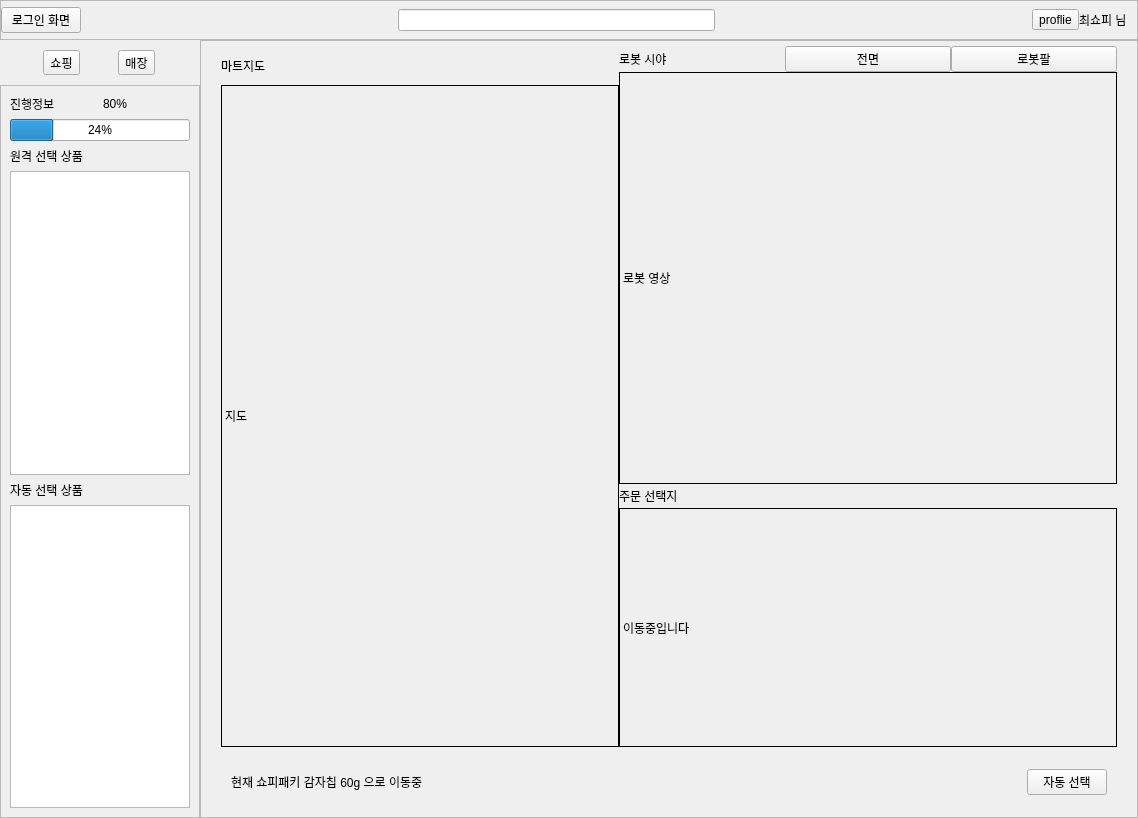
Old version of the form shopee_ros2/src/shopee_app/shopee_app/ui/layout_user.ui in the repository addinedu-roscamp-7th/roscamp-repo-1.
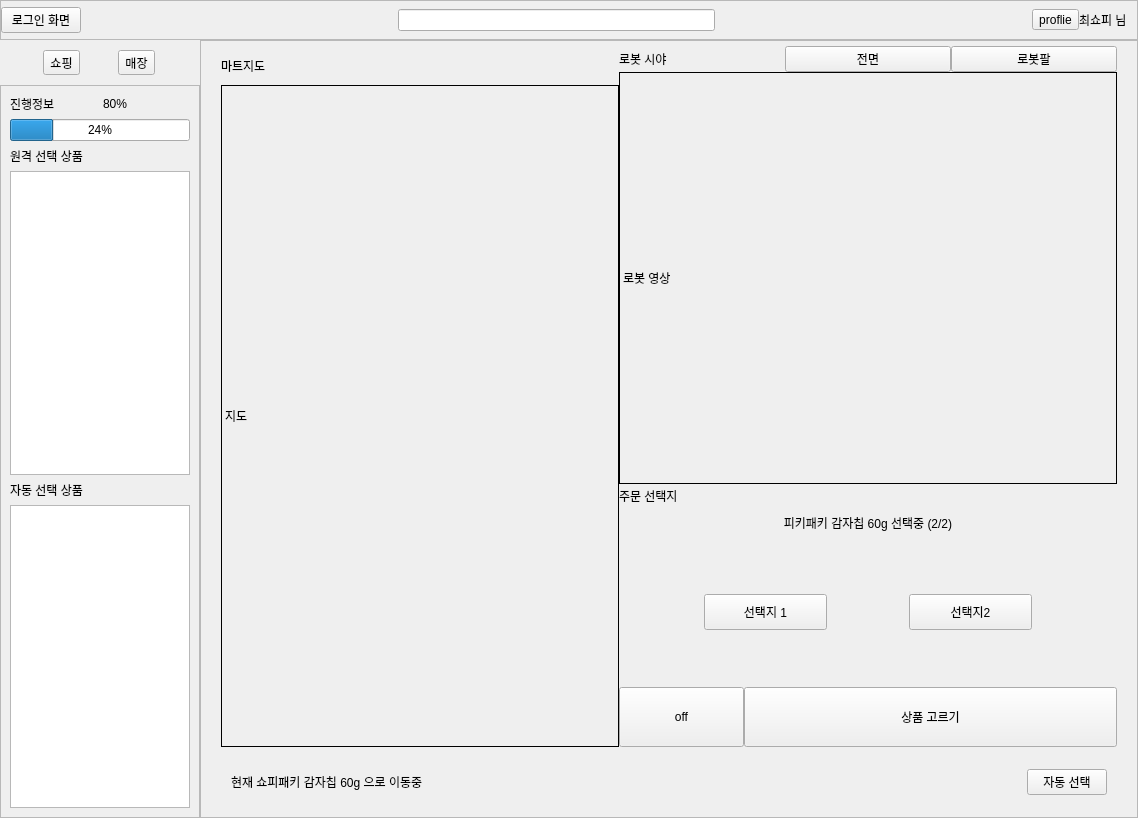
New version of the form. The open tabs and pages were chosen to show the change.

Commit message: [ShopeeApp] 주문선택지 목록 구현

```diff
--- a/shopee_ros2/src/shopee_app/shopee_app/ui/layout_user.ui
+++ b/shopee_ros2/src/shopee_app/shopee_app/ui/layout_user.ui
@@ -981,13 +981,137 @@
                        </widget>
                       </item>
                       <item>
-                       <widget class="QLabel" name="label_12">
-                        <property name="frameShape">
-                         <enum>QFrame::Box</enum>
+                       <widget class="QStackedWidget" name="stackedWidget">
+                        <property name="currentIndex">
+                         <number>1</number>
                         </property>
-                        <property name="text">
-                         <string>이동중입니다</string>
-                        </property>
+                        <widget class="QWidget" name="page_moving">
+                         <layout class="QVBoxLayout" name="verticalLayout_16">
+                          <item>
+                           <widget class="QLabel" name="label">
+                            <property name="text">
+                             <string>이동 중 입니다.</string>
+                            </property>
+                            <property name="alignment">
+                             <set>Qt::AlignCenter</set>
+                            </property>
+                           </widget>
+                          </item>
+                         </layout>
+                        </widget>
+                        <widget class="QWidget" name="page_select_product">
+                         <layout class="QVBoxLayout" name="verticalLayout_19" stretch="1,5,2">
+                          <property name="spacing">
+                           <number>0</number>
+                          </property>
+                          <property name="leftMargin">
+                           <number>0</number>
+                          </property>
+                          <property name="topMargin">
+                           <number>0</number>
+                          </property>
+                          <property name="rightMargin">
+                           <number>0</number>
+                          </property>
+                          <property name="bottomMargin">
+                           <number>0</number>
+                          </property>
+                          <item>
+                           <widget class="QLabel" name="label_7">
+                            <property name="text">
+                             <string>피키패키 감자칩 60g 선택중 (2/2)</string>
+                            </property>
+                            <property name="alignment">
+                             <set>Qt::AlignCenter</set>
+                            </property>
+                           </widget>
+                          </item>
+                          <item>
+                           <widget class="QWidget" name="widget_selection_container" native="true">
+                            <layout class="QGridLayout" name="grid_selection_buttons_2" columnstretch="1,1">
+                             <item row="0" column="0">
+                              <widget class="QPushButton" name="pushButton">
+                               <property name="enabled">
+                                <bool>true</bool>
+                               </property>
+                               <property name="sizePolicy">
+                                <sizepolicy hsizetype="Fixed" vsizetype="Fixed">
+                                 <horstretch>0</horstretch>
+                                 <verstretch>0</verstretch>
+                                </sizepolicy>
+                               </property>
+                               <property name="minimumSize">
+                                <size>
+                                 <width>123</width>
+                                 <height>36</height>
+                                </size>
+                               </property>
+                               <property name="text">
+                                <string>선택지 1</string>
+                               </property>
+                              </widget>
+                             </item>
+                             <item row="0" column="1">
+                              <widget class="QPushButton" name="pushButton_2">
+                               <property name="sizePolicy">
+                                <sizepolicy hsizetype="Fixed" vsizetype="Fixed">
+                                 <horstretch>0</horstretch>
+                                 <verstretch>0</verstretch>
+                                </sizepolicy>
+                               </property>
+                               <property name="minimumSize">
+                                <size>
+                                 <width>123</width>
+                                 <height>36</height>
+                                </size>
+                               </property>
+                               <property name="text">
+                                <string>선택지2</string>
+                               </property>
+                              </widget>
+                             </item>
+                            </layout>
+                           </widget>
+                          </item>
+                          <item>
+                           <layout class="QHBoxLayout" name="horizontalLayout_9" stretch="1,3">
+                            <item>
+                             <widget class="QToolButton" name="toolButton_4">
+                              <property name="sizePolicy">
+                               <sizepolicy hsizetype="Expanding" vsizetype="Expanding">
+                                <horstretch>0</horstretch>
+                                <verstretch>0</verstretch>
+                               </sizepolicy>
+                              </property>
+                              <property name="text">
+                               <string>off</string>
+                              </property>
+                             </widget>
+                            </item>
+                            <item>
+                             <widget class="QToolButton" name="toolButton">
+                              <property name="sizePolicy">
+                               <sizepolicy hsizetype="Expanding" vsizetype="Expanding">
+                                <horstretch>0</horstretch>
+                                <verstretch>0</verstretch>
+                               </sizepolicy>
+                              </property>
+                              <property name="minimumSize">
+                               <size>
+                                <width>100</width>
+                                <height>0</height>
+                               </size>
+                              </property>
+                              <property name="text">
+                               <string>상품 고르기</string>
+                              </property>
+                             </widget>
+                            </item>
+                           </layout>
+                          </item>
+                         </layout>
+                        </widget>
+                        <widget class="QWidget" name="page_end_pick_up"/>
                        </widget>
                       </item>
                      </layout>
```
Left out of the diff: 2 changed lines with no effect on the pictures. The commit also changes 2 other files.
